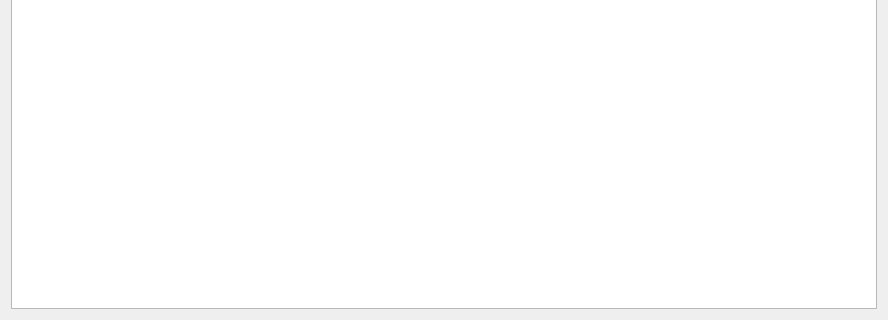
Old version of the form detailedWindow.ui in the repository Owkly/Qt-JO-MapApplication; both pictures show x 0 to 888 and y 249 to 569 of the 888 by 569 pixel window.
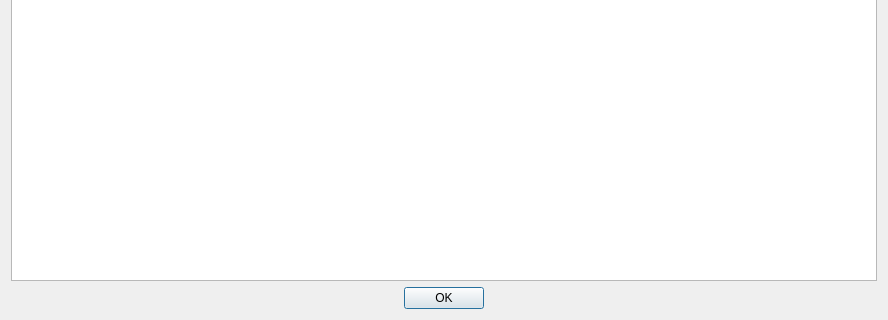
New version of the form.

Commit message: closeButton detailedPage + MapPage

```diff
--- a/detailedWindow.ui
+++ b/detailedWindow.ui
@@ -17,6 +17,16 @@
    <item row="0" column="0">
     <widget class="QTextBrowser" name="textBrowser"/>
    </item>
+   <item row="1" column="0">
+    <widget class="QDialogButtonBox" name="DialogOkButton">
+     <property name="standardButtons">
+      <set>QDialogButtonBox::Ok</set>
+     </property>
+     <property name="centerButtons">
+      <bool>true</bool>
+     </property>
+    </widget>
+   </item>
   </layout>
  </widget>
  <resources/>
```
The commit also changes 14 other files.
